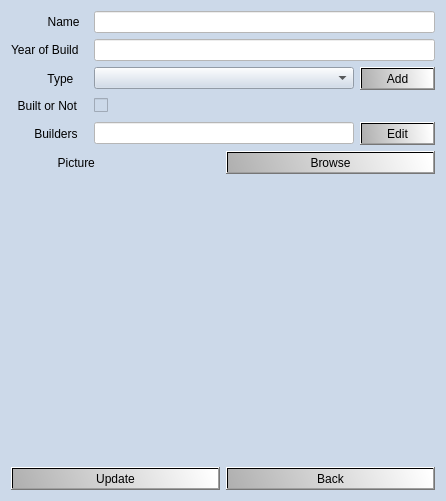
Above: verklegt_vika_3/verklegt_GUI/UI/editcomputerdialog.ui from vilhjalmur12/verklegt_1 before the change. Below: the same form after it.
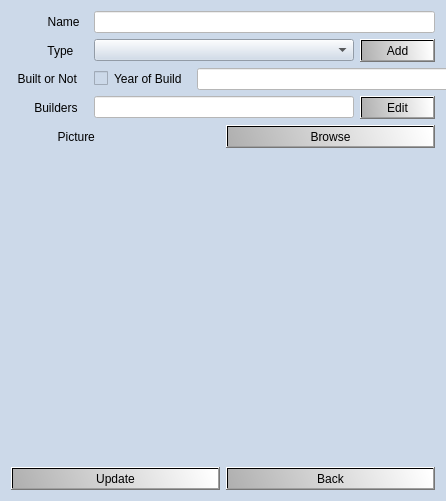
That is the form after the change. Icons and pictures are not drawn.

Commit message: edit comp ready

What changed in the file:
```diff
--- a/verklegt_vika_3/verklegt_GUI/UI/editcomputerdialog.ui
+++ b/verklegt_vika_3/verklegt_GUI/UI/editcomputerdialog.ui
@@ -56,7 +56,59 @@
   <layout class="QGridLayout" name="gridLayout_2">
    <item row="0" column="0">
     <layout class="QGridLayout" name="gridLayout">
-     <item row="2" column="0">
+     <item row="5" column="0">
+      <widget class="QLabel" name="label_imCpu">
+       <property name="text">
+        <string/>
+       </property>
+      </widget>
+     </item>
+     <item row="4" column="0">
+      <layout class="QHBoxLayout" name="horizontalLayout">
+       <item>
+        <widget class="QLabel" name="label_6">
+         <property name="text">
+          <string>              Picture</string>
+         </property>
+        </widget>
+       </item>
+       <item>
+        <widget class="QPushButton" name="pushButton_browseImCpu">
+         <property name="text">
+          <string>Browse</string>
+         </property>
+        </widget>
+       </item>
+      </layout>
+     </item>
+     <item row="0" column="0">
+      <layout class="QHBoxLayout" name="horizontalLayout_8">
+       <item>
+        <widget class="QLabel" name="label">
+         <property name="minimumSize">
+          <size>
+           <width>77</width>
+           <height>0</height>
+          </size>
+         </property>
+         <property name="text">
+          <string>           Name</string>
+         </property>
+        </widget>
+       </item>
+       <item>
+        <widget class="QLineEdit" name="lineEdit_name">
+         <property name="minimumSize">
+          <size>
+           <width>255</width>
+           <height>0</height>
+          </size>
+         </property>
+        </widget>
+       </item>
+      </layout>
+     </item>
+     <item row="1" column="0">
       <layout class="QHBoxLayout" name="horizontalLayout_6">
        <item>
         <widget class="QLabel" name="label_3">
@@ -112,52 +164,7 @@
        </item>
       </layout>
      </item>
-     <item row="1" column="0">
-      <layout class="QHBoxLayout" name="horizontalLayout_7">
-       <item> // her
-        <widget class="QLabel" name="label_2">
-         <property name="minimumSize">
-          <size>
-           <width>77</width>
-           <height>0</height>
-          </size>
-         </property>
-         <property name="text">
-          <string>Year of Build</string>
-         </property>
-        </widget>
-       </item>
-       <item>
-        <widget class="QLineEdit" name="lineEdit_year">
-         <property name="minimumSize">
-          <size>
-           <width>255</width>
-           <height>0</height>
-          </size>
-         </property>
-        </widget>
-       </item>
-      </layout>
-     </item>
-     <item row="5" column="0">
-      <layout class="QHBoxLayout" name="horizontalLayout">
-       <item>
-        <widget class="QLabel" name="label_6">
-         <property name="text">
-          <string>              Picture</string>
-         </property>
-        </widget>
-       </item>
-       <item>
-        <widget class="QPushButton" name="pushButton_browseImCpu">
-         <property name="text">
-          <string>Browse</string>
-         </property>
-        </widget>
-       </item>
-      </layout>
-     </item>
-     <item row="4" column="0">
+     <item row="3" column="0">
       <layout class="QHBoxLayout" name="horizontalLayout_3">
        <item>
         <widget class="QLabel" name="label_5">
@@ -198,7 +205,7 @@
        </item>
       </layout>
      </item>
-     <item row="3" column="0">
+     <item row="2" column="0">
       <layout class="QHBoxLayout" name="horizontalLayout_4">
        <item>
         <widget class="QLabel" name="label_4">
@@ -236,6 +243,32 @@
          </property>
         </spacer>
        </item>
+       <item>
+        <widget class="QLabel" name="label_2">
+         <property name="minimumSize">
+          <size>
+           <width>77</width>
+           <height>0</height>
+          </size>
+         </property>
+         <property name="text">
+          <string>Year of Build</string>
+         </property>
+        </widget>
+       </item>
+       <item>
+        <widget class="QLineEdit" name="lineEdit_year">
+         <property name="enabled">
+          <bool>false</bool>
+         </property>
+         <property name="minimumSize">
+          <size>
+           <width>255</width>
+           <height>0</height>
+          </size>
+         </property>
+        </widget>
+       </item>
       </layout>
      </item>
      <item row="7" column="0">
@@ -256,40 +289,6 @@
        </item>
       </layout>
      </item>
-     <item row="0" column="0">
-      <layout class="QHBoxLayout" name="horizontalLayout_8">
-       <item>
-        <widget class="QLabel" name="label">
-         <property name="minimumSize">
-          <size>
-           <width>77</width>
-           <height>0</height>
-          </size>
-         </property>
-         <property name="text">
-          <string>           Name</string>
-         </property>
-        </widget>
-       </item>
-       <item>
-        <widget class="QLineEdit" name="lineEdit_name">
-         <property name="minimumSize">
-          <size>
-           <width>255</width>
-           <height>0</height>
-          </size>
-         </property>
-        </widget>
-       </item>
-      </layout>
-     </item>
-     <item row="6" column="0">
-      <widget class="QLabel" name="label_imCpu">
-       <property name="text">
-        <string/>
-       </property>
-      </widget>
-     </item>
     </layout>
    </item>
   </layout>
```
Left out of the diff: 2 changed lines with no effect on the pictures. The commit also changes 4 other files.
